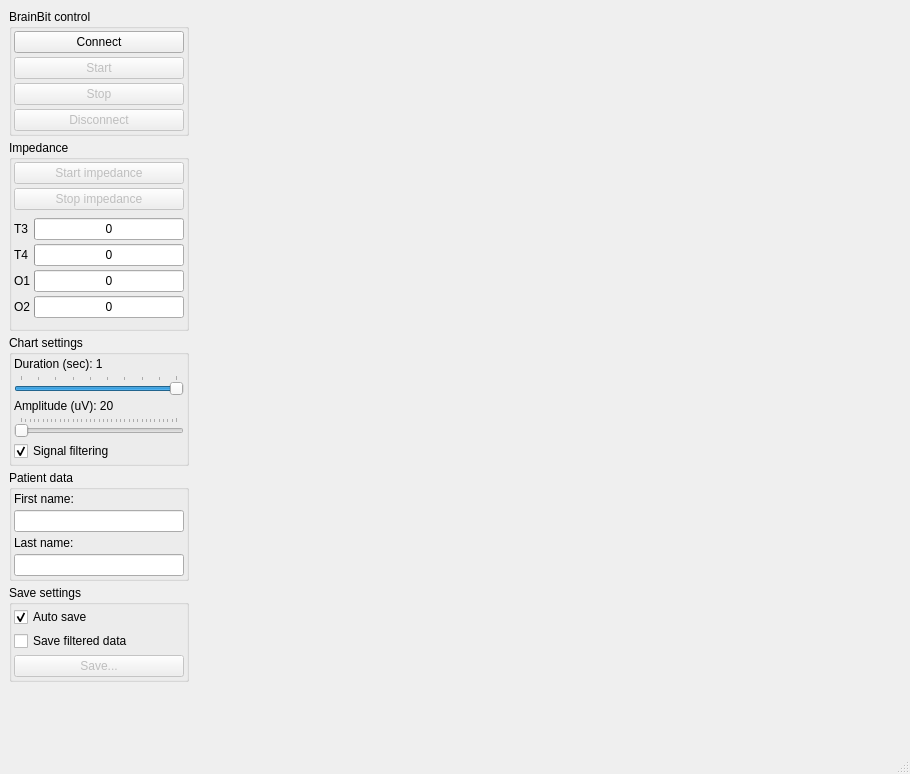
Qt form UI/mainwindow.ui (ZarkSPb/BB_Python) before a commit.
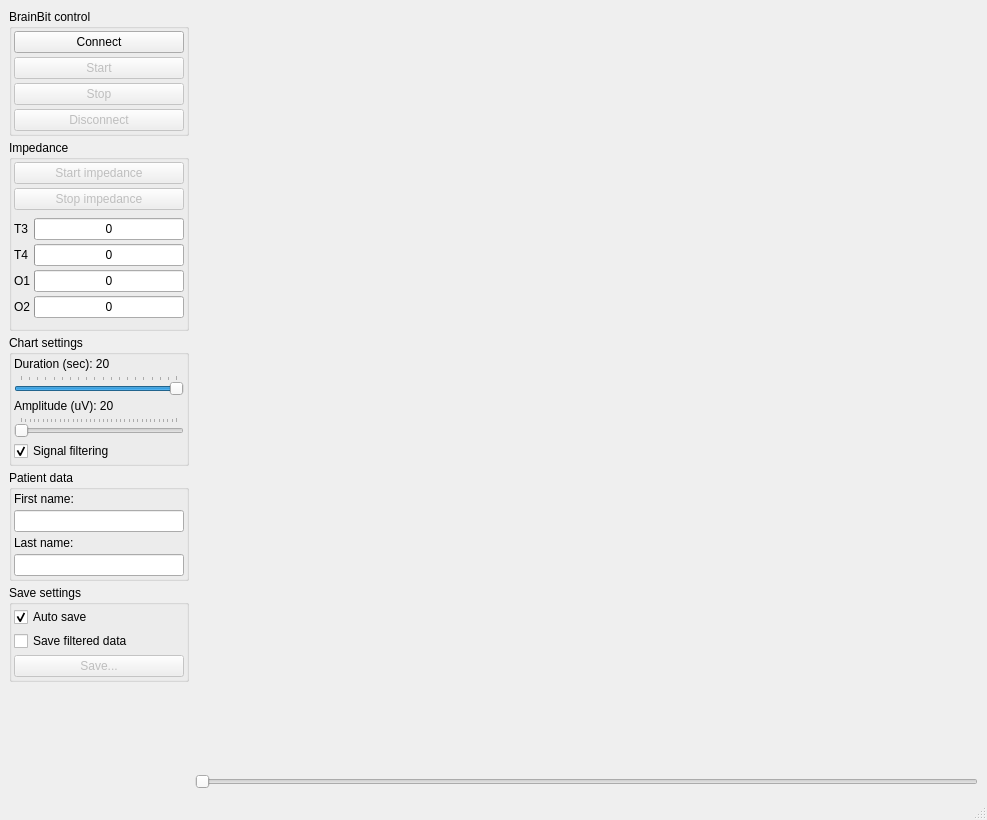
The same form after that commit.

Commit message: UI for timelina and time capture

Diff of the .ui file:
```diff
--- a/UI/mainwindow.ui
+++ b/UI/mainwindow.ui
@@ -6,8 +6,8 @@
    <rect>
     <x>0</x>
     <y>0</y>
-    <width>910</width>
-    <height>774</height>
+    <width>987</width>
+    <height>820</height>
    </rect>
   </property>
   <property name="windowTitle">
@@ -395,7 +395,7 @@
           <item>
            <widget class="QLabel" name="LabelDuration">
             <property name="text">
-             <string>Duration (sec): 1</string>
+             <string>Duration (sec): 20</string>
             </property>
            </widget>
           </item>
@@ -405,13 +405,13 @@
              <number>1</number>
             </property>
             <property name="maximum">
-             <number>10</number>
+             <number>20</number>
             </property>
             <property name="value">
-             <number>10</number>
+             <number>20</number>
             </property>
             <property name="sliderPosition">
-             <number>10</number>
+             <number>20</number>
             </property>
             <property name="orientation">
              <enum>Qt::Horizontal</enum>
@@ -597,11 +597,8 @@
      </widget>
     </item>
     <item row="0" column="1">
-     <widget class="QWidget" name="WidgetCharts" native="true">
-      <property name="toolTipDuration">
-       <number>-1</number>
-      </property>
-      <layout class="QVBoxLayout" name="LayoutCharts">
+     <widget class="QWidget" name="widget_7" native="true">
+      <layout class="QVBoxLayout" name="verticalLayout_2">
        <property name="spacing">
         <number>0</number>
        </property>
@@ -617,6 +614,40 @@
        <property name="bottomMargin">
         <number>0</number>
        </property>
+       <item>
+        <widget class="QWidget" name="WidgetCharts" native="true">
+         <property name="toolTipDuration">
+          <number>-1</number>
+         </property>
+         <layout class="QVBoxLayout" name="LayoutCharts">
+          <property name="spacing">
+           <number>0</number>
+          </property>
+          <property name="leftMargin">
+           <number>0</number>
+          </property>
+          <property name="topMargin">
+           <number>0</number>
+          </property>
+          <property name="rightMargin">
+           <number>0</number>
+          </property>
+          <property name="bottomMargin">
+           <number>0</number>
+          </property>
+         </layout>
+        </widget>
+       </item>
+       <item>
+        <widget class="QSlider" name="SliderChart">
+         <property name="maximum">
+          <number>200</number>
+         </property>
+         <property name="orientation">
+          <enum>Qt::Horizontal</enum>
+         </property>
+        </widget>
+       </item>
       </layout>
      </widget>
     </item>
```
Left out of the diff: 2 changed lines with no effect on the pictures. The commit also changes 4 other files.
